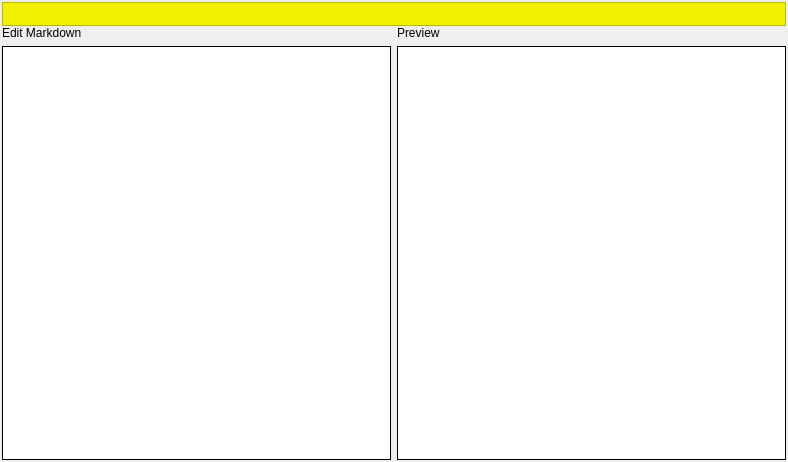
goldentoaste/honey-pot, file GUI/note.ui: the form before one commit.
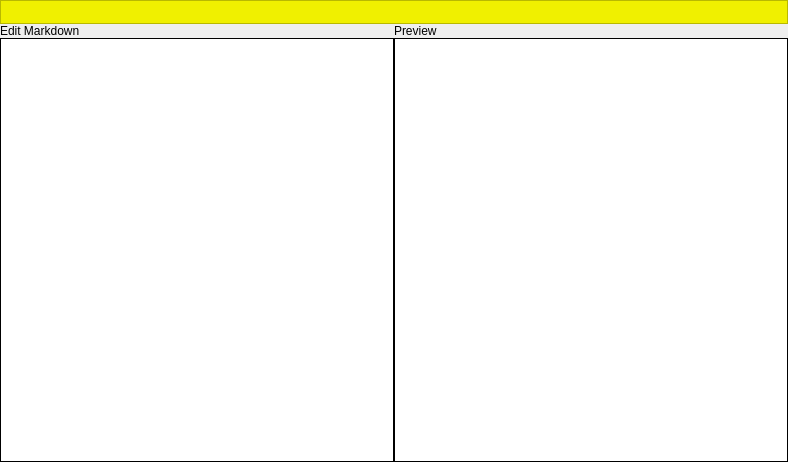
The form after the commit. Icons and pictures are not drawn.

Patch:
```diff
--- a/GUI/note.ui
+++ b/GUI/note.ui
@@ -18,19 +18,25 @@
     <number>0</number>
    </property>
    <property name="leftMargin">
-    <number>2</number>
+    <number>0</number>
    </property>
    <property name="topMargin">
-    <number>2</number>
+    <number>0</number>
    </property>
    <property name="rightMargin">
-    <number>2</number>
+    <number>0</number>
    </property>
    <property name="bottomMargin">
-    <number>2</number>
+    <number>0</number>
    </property>
    <item>
     <widget class="QFrame" name="frame">
+     <property name="sizePolicy">
+      <sizepolicy hsizetype="Expanding" vsizetype="Preferred">
+       <horstretch>0</horstretch>
+       <verstretch>0</verstretch>
+      </sizepolicy>
+     </property>
      <property name="styleSheet">
       <string notr="true">QFrame{
 	background: #f0f000;
@@ -194,7 +200,7 @@
    <item>
     <layout class="QHBoxLayout" name="horizontalLayout_2">
      <property name="spacing">
-      <number>6</number>
+      <number>0</number>
      </property>
      <item>
       <layout class="QVBoxLayout" name="verticalLayout_3">
```
Left out of the diff: 8 changed lines with no effect on the pictures.
